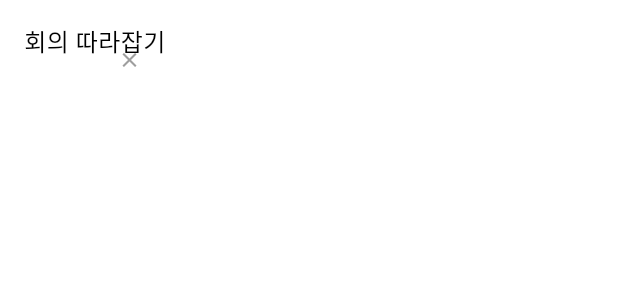
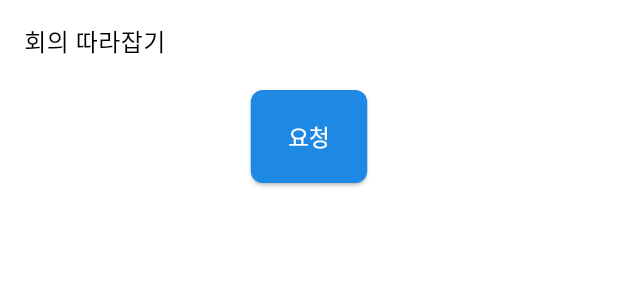
Before and after one commit to SUUGGIII/Capstone-project, a Flutter app: the AiSummaryCard widget shown alone on an empty page, opened directly, on a phone screen of 412 x 824 dp. Shown: the top 300 px of the screen. Run offline on Flutter 3.47's test engine with Material 3 defaults, Android fonts, the light colour scheme and no system bars; our stand-ins replace dropdown_button2, flutter_svg, google_fonts, permission_handler, shared_preferences; missing offline and left inert: flutter_background, flutter_webrtc, livekit_client; accounts and stored records are empty.

Commit message:
요청버튼 생성 완료

```diff
--- a/frontend/lib/pages/Rooms/room.dart
+++ b/frontend/lib/pages/Rooms/room.dart
@@ -5,6 +5,7 @@ import 'package:meeting_app/services/api_service.dart';
 import 'package:meeting_app/widgets/Rooms/AI_sidebar/edit_vote_card.dart';
 import 'package:meeting_app/widgets/Rooms/AI_sidebar/vote_results_card.dart';
 import 'package:meeting_app/widgets/Rooms/AI_sidebar/ai_vote_card.dart';
+import 'package:meeting_app/widgets/Rooms/AI_sidebar/ai_summary_card.dart';
 
 import 'dart:async';
 import 'dart:convert';
@@ -302,6 +303,13 @@ class _RoomPageState extends State<RoomPage> {
     final voteProposal = _currentVoteProposal;
 
     List<Widget> sidebarWidgets = [];
+
+    // Always show AiSummaryCard
+    sidebarWidgets.add(const Padding(
+      padding: EdgeInsets.only(bottom: 16.0),
+      child: AiSummaryCard(),
+    ));
+
     if (localParticipant != null) {
       // Proposer sees the edit card
       if (voteProposal != null && voteProposal.proposerId == localParticipant.identity) {
--- a/frontend/lib/widgets/Rooms/AI_sidebar/ai_summary_card.dart
+++ b/frontend/lib/widgets/Rooms/AI_sidebar/ai_summary_card.dart
@@ -4,8 +4,7 @@
 import 'package:flutter/material.dart';
 
 class AiSummaryCard extends StatelessWidget {
-  final VoidCallback? onRemove;
-  const AiSummaryCard({super.key, this.onRemove});
+  const AiSummaryCard({super.key});
 
   @override
   Widget build(BuildContext context) {
@@ -15,9 +14,7 @@ class AiSummaryCard extends StatelessWidget {
         color: Colors.white,
         borderRadius: BorderRadius.circular(8.0),
       ),
-      child: Stack(
-        children: [
-          Column(
+      child: Column(
         crossAxisAlignment: CrossAxisAlignment.start,
         children: [
           const Text(
@@ -26,14 +23,13 @@ class AiSummaryCard extends StatelessWidget {
           ),
           const SizedBox(height: 10),
           // Content will be dynamic later
-            ],
-          ),
-          Positioned(
-            top: 0,
-            right: 0,
-            child: IconButton(
-              icon: const Icon(Icons.close, size: 16, color: Colors.grey),
-              onPressed: onRemove,
+          const SizedBox(height: 10),
+          Center(
+            child: ElevatedButton(
+              onPressed: () {
+                // No action for now
+              },
+              child: const Text('요청'),
             ),
           ),
         ],
```
Lines whose indentation alone changed are shown as unchanged.
